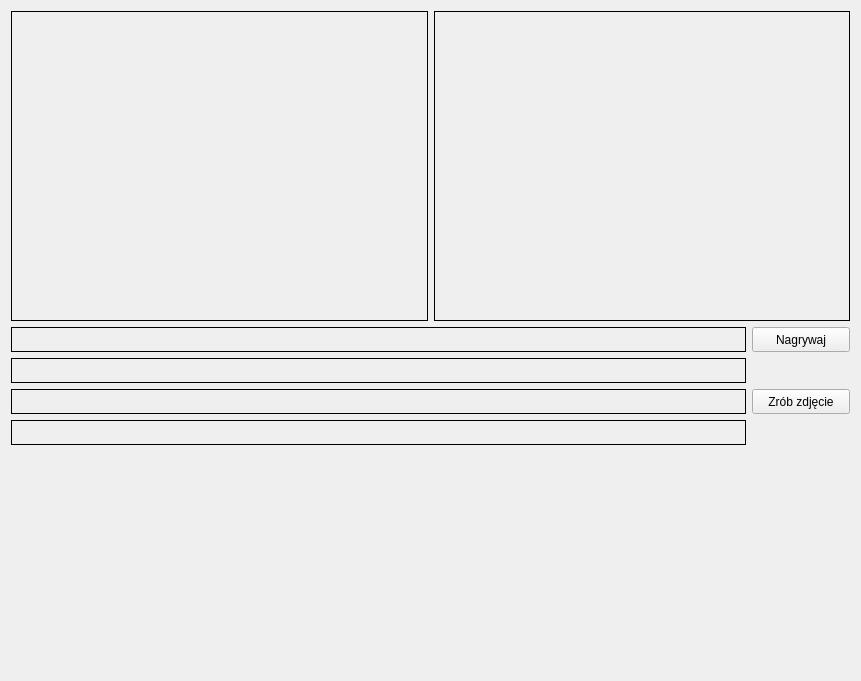
Old version of the form StereoVision/widgetrecord.ui in the repository dzikipasterz/StareoVision.
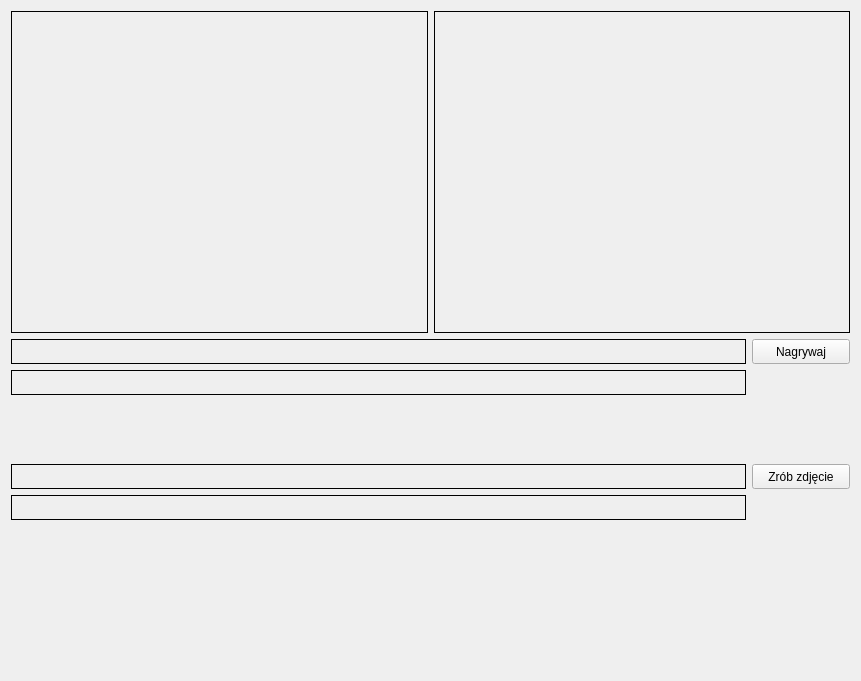
New version of the form.

Commit message: nagrywanie dziala

```diff
--- a/StereoVision/widgetrecord.ui
+++ b/StereoVision/widgetrecord.ui
@@ -58,7 +58,7 @@
    </item>
    <item>
     <layout class="QGridLayout" name="gridLayout">
-     <item row="2" column="1">
+     <item row="3" column="1">
       <widget class="QPushButton" name="pushButtonTakePicture">
        <property name="maximumSize">
         <size>
@@ -87,29 +87,29 @@
        </property>
       </widget>
      </item>
-     <item row="2" column="0">
-      <widget class="QLabel" name="labelLeftPicPath">
-       <property name="minimumSize">
-        <size>
-         <width>735</width>
-         <height>25</height>
-        </size>
-       </property>
-       <property name="maximumSize">
-        <size>
-         <width>16777215</width>
-         <height>25</height>
-        </size>
-       </property>
-       <property name="frameShape">
-        <enum>QFrame::Box</enum>
-       </property>
-       <property name="text">
-        <string/>
-       </property>
-      </widget>
-     </item>
      <item row="3" column="0">
+      <widget class="QLabel" name="labelLeftPicPath">
+       <property name="minimumSize">
+        <size>
+         <width>735</width>
+         <height>25</height>
+        </size>
+       </property>
+       <property name="maximumSize">
+        <size>
+         <width>16777215</width>
+         <height>25</height>
+        </size>
+       </property>
+       <property name="frameShape">
+        <enum>QFrame::Box</enum>
+       </property>
+       <property name="text">
+        <string/>
+       </property>
+      </widget>
+     </item>
+     <item row="4" column="0">
       <widget class="QLabel" name="labelRightPicPath">
        <property name="minimumSize">
         <size>
@@ -149,6 +149,12 @@
      </item>
      <item row="1" column="0">
       <widget class="QLabel" name="labelRightMovPath">
+       <property name="minimumSize">
+        <size>
+         <width>0</width>
+         <height>25</height>
+        </size>
+       </property>
        <property name="maximumSize">
         <size>
          <width>16777215</width>
@@ -163,6 +169,22 @@
        </property>
       </widget>
      </item>
+     <item row="2" column="0">
+      <spacer name="verticalSpacer_2">
+       <property name="orientation">
+        <enum>Qt::Vertical</enum>
+       </property>
+       <property name="sizeType">
+        <enum>QSizePolicy::Fixed</enum>
+       </property>
+       <property name="sizeHint" stdset="0">
+        <size>
+         <width>20</width>
+         <height>63</height>
+        </size>
+       </property>
+      </spacer>
+     </item>
     </layout>
    </item>
    <item>
@@ -176,7 +198,7 @@
      <property name="sizeHint" stdset="0">
       <size>
        <width>0</width>
-       <height>225</height>
+       <height>150</height>
       </size>
      </property>
     </spacer>
```
The commit also changes 2 other files.
